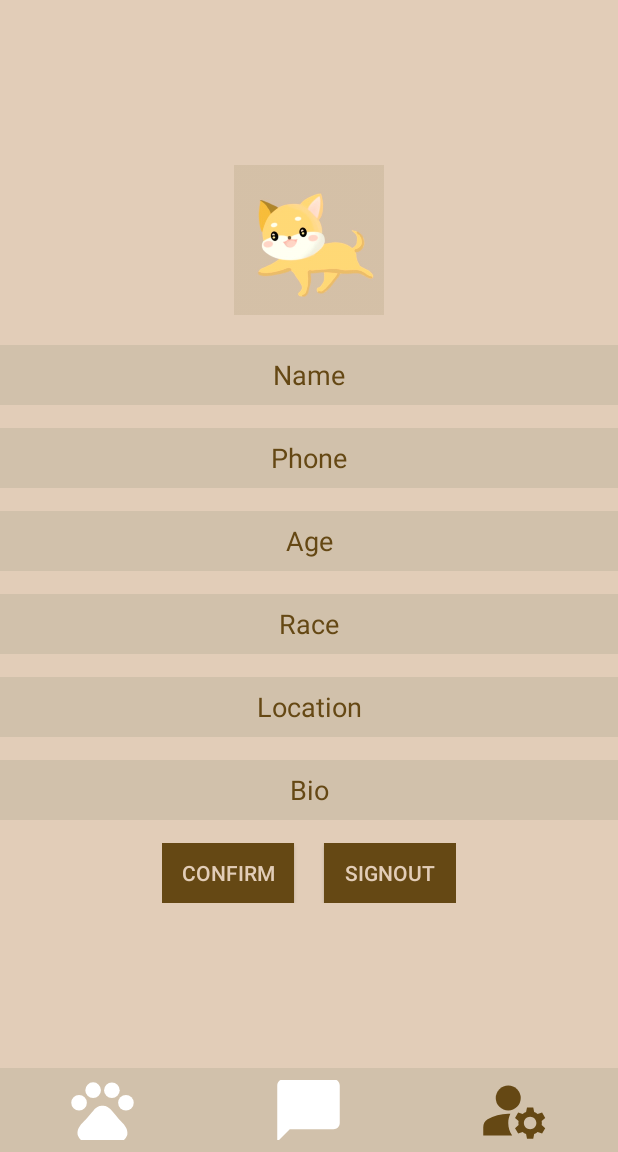
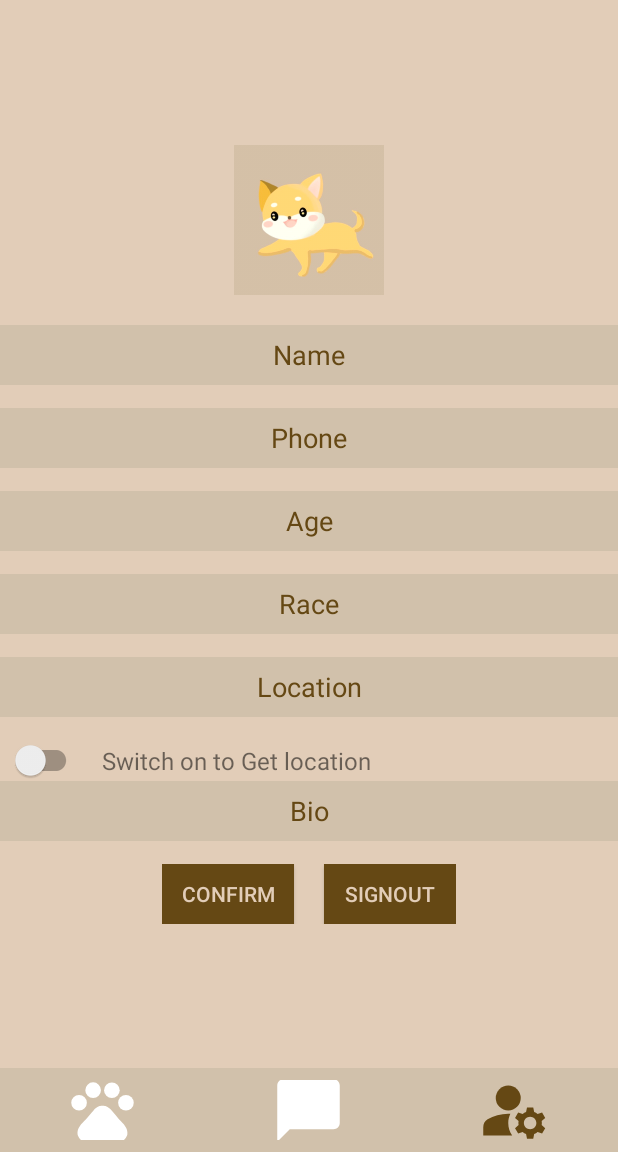
Before and after one commit to 5520-GorupProject/WoofMateDating, an Android app: the SettingsActivity screen opened directly, with no data from a screen before it, on a phone screen of 412 x 824 dp, the part 84-1236 px from its top. Run offline under Robolectric (Android 15) with nearby library versions, the phone set to English and light mode, and no system bars; our stand-ins replace Firebase (no records; nobody signed in at launch, a user with empty details on screens opened directly).

Commit message:
Location update

```diff
--- a/app/src/main/java/com/example/woofmatedating/SettingsActivity.java
+++ b/app/src/main/java/com/example/woofmatedating/SettingsActivity.java
@@ -1,5 +1,6 @@
 package com.example.woofmatedating;
 
+import android.Manifest;
 import android.app.Activity;
 import android.app.AlertDialog;
 import android.content.Context;
@@ -8,6 +9,9 @@ import android.content.Intent;
 import android.content.pm.PackageManager;
 import android.content.pm.ResolveInfo;
 import android.graphics.Bitmap;
+import android.location.Address;
+import android.location.Geocoder;
+import android.location.Location;
 import android.net.Uri;
 import android.os.Bundle;
 import android.os.Environment;
@@ -16,18 +20,25 @@ import android.util.Log;
 import android.view.MenuItem;
 import android.view.View;
 import android.widget.Button;
+import android.widget.CompoundButton;
 import android.widget.EditText;
 import android.widget.ImageView;
+import android.widget.TextView;
 
 import androidx.annotation.NonNull;
 import androidx.appcompat.app.AppCompatActivity;
+import androidx.core.app.ActivityCompat;
 import androidx.core.content.FileProvider;
 
 import com.bumptech.glide.Glide;
+import com.google.android.gms.location.FusedLocationProviderClient;
+import com.google.android.gms.location.LocationServices;
+import com.google.android.gms.tasks.OnCompleteListener;
 import com.google.android.gms.tasks.OnFailureListener;
 import com.google.android.gms.tasks.OnSuccessListener;
 import com.google.android.gms.tasks.Task;
 import com.google.android.material.bottomnavigation.BottomNavigationView;
+import com.google.android.material.switchmaterial.SwitchMaterial;
 import com.google.firebase.auth.FirebaseAuth;
 import com.google.firebase.database.DataSnapshot;
 import com.google.firebase.database.DatabaseError;
@@ -45,6 +56,7 @@ import java.text.SimpleDateFormat;
 import java.util.Date;
 import java.util.HashMap;
 import java.util.List;
+import java.util.Locale;
 import java.util.Map;
 
 
@@ -65,6 +77,12 @@ public class SettingsActivity extends AppCompatActivity {
     BottomNavigationView nav;
 
 
+    private TextView realLocation;
+    private SwitchMaterial getLocation;
+
+    FusedLocationProviderClient fusedLocationProviderClient;
+
+
     @Override
     protected void onCreate(Bundle savedInstanceState) {
         super.onCreate(savedInstanceState);
@@ -78,6 +96,9 @@ public class SettingsActivity extends AppCompatActivity {
         mBioField = (EditText) findViewById(R.id.bio);
         mLocationField = (EditText) findViewById(R.id.location);
 
+        realLocation = (TextView) findViewById(R.id.cityLocation);
+        getLocation = findViewById(R.id.GetLocation);
+        fusedLocationProviderClient = LocationServices.getFusedLocationProviderClient(this);
 
         mProfileImage = (ImageView) findViewById(R.id.profileImage);
 
@@ -156,7 +177,57 @@ public class SettingsActivity extends AppCompatActivity {
 
             }
         });
+
+        getLocation.setOnCheckedChangeListener(new CompoundButton.OnCheckedChangeListener() {
+            @Override
+            public void onCheckedChanged(CompoundButton buttonView, boolean isChecked) {
+                if (buttonView.isChecked()){
+                    getLocation();
+                } else {
+                    realLocation.setVisibility(View.GONE);
                 }
+            }
+        });
+
+    }
+
+    private void getLocation(){
+        realLocation.setVisibility(View.VISIBLE);
+        new Thread(new Runnable() {
+            @Override
+            public void run() {
+                // here we first check location permission
+                if (ActivityCompat.checkSelfPermission(SettingsActivity.this, Manifest.permission.ACCESS_FINE_LOCATION) == PackageManager.PERMISSION_GRANTED) {
+                    //  ActivityCompat.requestPermissions(this, new String[]{Manifest.permission.ACCESS_FINE_LOCATION}, 100);
+                    fusedLocationProviderClient.getLastLocation().addOnCompleteListener(new OnCompleteListener<Location>() {
+                        @Override
+                        public void onComplete(@NonNull Task<Location> task) {
+                            Location location = task.getResult();
+                            if(location != null){
+                                try {
+                                    Geocoder geocoder = new Geocoder(SettingsActivity.this, Locale.getDefault());
+                                    List<Address> addresses = geocoder.getFromLocation(location.getLatitude(), location.getLongitude(), 1);
+                                    String locationl = addresses.get(0).getCountryName() + ", "
+                                            + addresses.get(0).getAdminArea() + ", " + addresses.get(0).getLocality();
+                                    realLocation.setText(locationl);
+
+                                } catch (IOException e) {
+                                    throw new RuntimeException(e);
+                                }
+                            }
+
+                        }
+                    });
+
+                }else{
+                    ActivityCompat.requestPermissions(SettingsActivity.this,new String[]{Manifest.permission.ACCESS_FINE_LOCATION},44);
+                }
+            }
+        }).start();
+
+    }
+
+
 
     private void showPhotoAccessWarning() {
         AlertDialog.Builder builder = new AlertDialog.Builder(this);
@@ -236,7 +307,6 @@ public class SettingsActivity extends AppCompatActivity {
 
 
 
-
     private File createImageFile() throws IOException {
         // Create an image file name
         String timeStamp = new SimpleDateFormat("yyyyMMdd_HHmmss").format(new Date());
@@ -251,10 +321,6 @@ public class SettingsActivity extends AppCompatActivity {
         return image;
     }
 
-
-
-
-
     private void openGallery() {
         Intent intent = new Intent(Intent.ACTION_PICK);
         intent.setType("image/*");
@@ -262,41 +328,44 @@ public class SettingsActivity extends AppCompatActivity {
     }
 
     private void getUserInfo() {
+        Runnable runnable = new Runnable() {
+            @Override
+            public void run() {
                 mUserDatabase.addListenerForSingleValueEvent(new ValueEventListener() {
                     @Override
                     public void onDataChange(@NonNull DataSnapshot dataSnapshot) {
-                if (dataSnapshot.exists() && dataSnapshot.getChildrenCount()>0){
+                        if (dataSnapshot.exists() && dataSnapshot.getChildrenCount() > 0) {
                             Map<String, Object> map = (Map<String, Object>) dataSnapshot.getValue();
-                    if(map.get("name")!=null){
+                            if (map.get("name") != null) {
                                 name = map.get("name").toString();
                                 mNameField.setText(name);
                             }
-                    if(map.get("location")!=null){
+                            if (map.get("location") != null) {
                                 location = map.get("location").toString();
                                 mLocationField.setText(location);
                             }
-                    if(map.get("phone")!=null){
+                            if (map.get("phone") != null) {
                                 phone = map.get("phone").toString();
                                 mPhoneField.setText(phone);
                             }
-                    if(map.get("age")!=null){
+                            if (map.get("age") != null) {
                                 age = map.get("age").toString();
                                 mAgeField.setText(age);
                             }
-                    if(map.get("race")!=null){
+                            if (map.get("race") != null) {
                                 race = map.get("race").toString();
                                 mRaceField.setText(race);
                             }
-                    if(map.get("bio")!=null){
+                            if (map.get("bio") != null) {
                                 bio = map.get("bio").toString();
                                 mBioField.setText(bio);
                             }
-                    if(map.get("sex")!=null){
+                            if (map.get("sex") != null) {
                                 userSex = map.get("sex").toString();
                             }
-                    if(map.get("profileImageUrl")!=null){
+                            if (map.get("profileImageUrl") != null) {
                                 profileImageUrl = map.get("profileImageUrl").toString();
-                        switch(profileImageUrl){
+                                switch (profileImageUrl) {
                                     case "default":
                                         Glide.with(getApplication()).load(R.mipmap.ic_launcher).into(mProfileImage);
                                         break;
@@ -314,6 +383,11 @@ public class SettingsActivity extends AppCompatActivity {
 
                     }
                 });
+            }
+        };
+
+        Thread thread = new Thread(runnable);
+        thread.start();
     }
 
     private void saveUserInformation() {
--- a/app/src/main/res/layout/activity_settings.xml
+++ b/app/src/main/res/layout/activity_settings.xml
@@ -106,6 +106,42 @@
                 android:textColor="#654814"
                 android:textColorHint="#654814" />
 
+            <TextView
+                android:id="@+id/cityLocation"
+                android:layout_width="wrap_content"
+                android:layout_height="wrap_content"
+                android:focusableInTouchMode="true"
+                android:ellipsize="marquee"
+                android:marqueeRepeatLimit="marquee_forever"
+                android:paddingStart="26dp"
+                android:scrollHorizontally="true"
+                android:textSize="16dp"
+                android:visibility="gone"
+                />
+
+            <LinearLayout
+                android:layout_width="match_parent"
+                android:layout_height="wrap_content"
+                android:orientation="horizontal">
+
+                <com.google.android.material.switchmaterial.SwitchMaterial
+                    android:id="@+id/GetLocation"
+                    android:layout_width="wrap_content"
+                    android:layout_height="wrap_content"
+                    android:layout_marginStart="6.5dp"
+                    android:layout_marginEnd="6.5dp"
+                    android:layout_gravity="center_vertical" />
+
+                <TextView
+                    android:layout_width="wrap_content"
+                    android:layout_height="wrap_content"
+                    android:text="Switch on to Get location"
+                    android:layout_gravity="center_vertical"
+                    android:layout_marginStart="6.5dp"
+                    android:textSize="16sp" />
+
+            </LinearLayout>
+
             <EditText
                 android:id="@+id/bio"
                 android:layout_width="match_parent"
```
Lines whose indentation alone changed are shown as unchanged.
